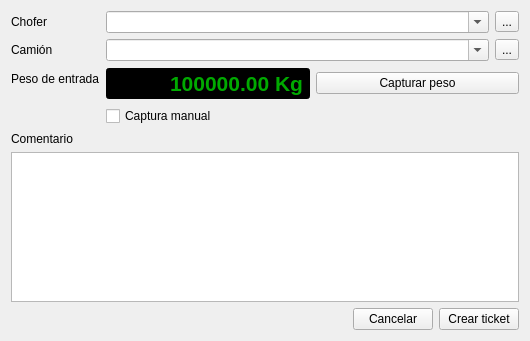
The window that romano/ui/new_ticket.ui (elshaka/Romano) describes before a commit, drawn with Qt 5.
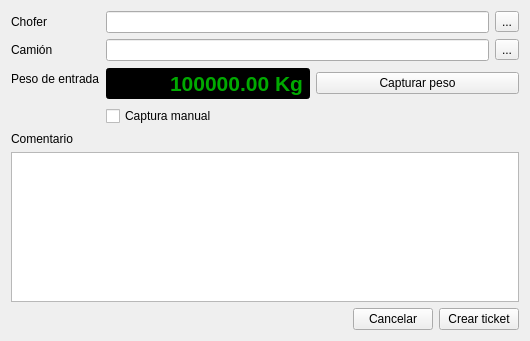
The same window after the commit. Icons and pictures are not drawn.

Commit message: Implemented frequent/not frequent funcionality for drivers, trucks and carriers

Patch:
```diff
--- a/romano/ui/new_ticket.ui
+++ b/romano/ui/new_ticket.ui
@@ -35,19 +35,19 @@
      <item row="0" column="1">
       <layout class="QHBoxLayout" name="horizontalLayout_3">
        <item>
-        <widget class="QComboBox" name="driversComboBox">
-         <property name="editable">
-          <bool>true</bool>
+        <widget class="QLineEdit" name="driverLineEdit">
+         <property name="focusPolicy">
+          <enum>Qt::StrongFocus</enum>
          </property>
-         <property name="insertPolicy">
-          <enum>QComboBox::NoInsert</enum>
+         <property name="readOnly">
+          <bool>true</bool>
          </property>
         </widget>
        </item>
        <item>
         <widget class="QToolButton" name="addDriverButton">
          <property name="toolTip">
-          <string>Crear nuevo chofer</string>
+          <string>Agregar chofer</string>
          </property>
          <property name="text">
           <string>...</string>
@@ -70,13 +70,10 @@
      <item row="1" column="1">
       <layout class="QHBoxLayout" name="horizontalLayout_4">
        <item>
-        <widget class="QComboBox" name="trucksComboBox">
-         <property name="editable">
+        <widget class="QLineEdit" name="truckLineEdit">
+         <property name="readOnly">
           <bool>true</bool>
          </property>
-         <property name="insertPolicy">
-          <enum>QComboBox::NoInsert</enum>
-         </property>
         </widget>
        </item>
        <item>
```
The commit also changes 24 other files.
